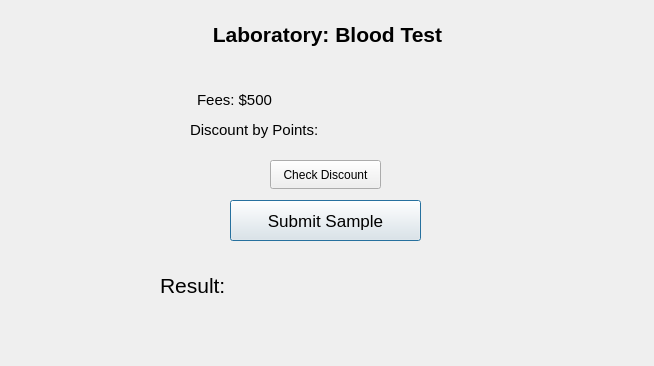
Qt form dobloodtestwindow.ui (KirolousFouty/Hospital_Project) before a commit.
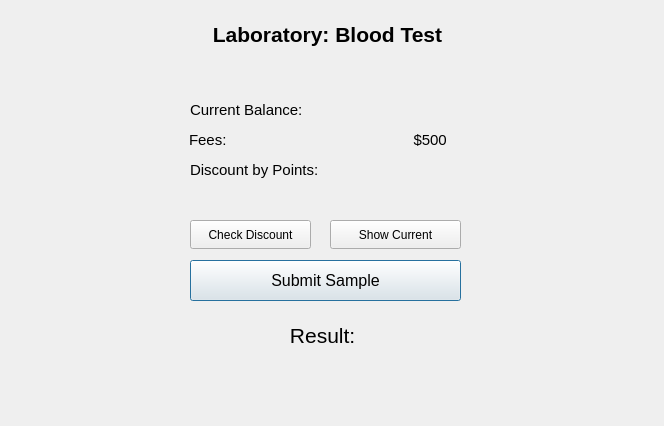
The same form after that commit.

Diff of the .ui file:
```diff
--- a/dobloodtestwindow.ui
+++ b/dobloodtestwindow.ui
@@ -6,8 +6,8 @@
    <rect>
     <x>0</x>
     <y>0</y>
-    <width>654</width>
-    <height>366</height>
+    <width>664</width>
+    <height>426</height>
    </rect>
   </property>
   <property name="windowTitle">
@@ -16,15 +16,15 @@
   <widget class="QPushButton" name="submitSampleButton">
    <property name="geometry">
     <rect>
-     <x>230</x>
-     <y>200</y>
-     <width>191</width>
+     <x>190</x>
+     <y>260</y>
+     <width>271</width>
      <height>41</height>
     </rect>
    </property>
    <property name="font">
     <font>
-     <pointsize>13</pointsize>
+     <pointsize>12</pointsize>
     </font>
    </property>
    <property name="text">
@@ -56,9 +56,9 @@
   <widget class="QLabel" name="resultDisplay">
    <property name="geometry">
     <rect>
-     <x>160</x>
-     <y>270</y>
-     <width>321</width>
+     <x>190</x>
+     <y>320</y>
+     <width>271</width>
      <height>31</height>
     </rect>
    </property>
@@ -70,13 +70,16 @@
    <property name="text">
     <string>Result: </string>
    </property>
+   <property name="alignment">
+    <set>Qt::AlignCenter</set>
+   </property>
   </widget>
   <widget class="QLabel" name="feesTitle">
    <property name="geometry">
     <rect>
-     <x>184</x>
-     <y>90</y>
-     <width>101</width>
+     <x>189</x>
+     <y>130</y>
+     <width>261</width>
      <height>20</height>
     </rect>
    </property>
@@ -86,17 +89,17 @@
     </font>
    </property>
    <property name="text">
-    <string>Fees: $500</string>
+    <string>Fees:                                             $500</string>
    </property>
    <property name="alignment">
-    <set>Qt::AlignCenter</set>
+    <set>Qt::AlignLeading|Qt::AlignLeft|Qt::AlignVCenter</set>
    </property>
   </widget>
   <widget class="QLabel" name="discountTitle">
    <property name="geometry">
     <rect>
      <x>190</x>
-     <y>120</y>
+     <y>160</y>
      <width>161</width>
      <height>20</height>
     </rect>
@@ -114,24 +117,29 @@
    <property name="geometry">
     <rect>
      <x>370</x>
-     <y>120</y>
+     <y>160</y>
      <width>111</width>
      <height>20</height>
     </rect>
    </property>
+   <property name="font">
+    <font>
+     <pointsize>11</pointsize>
+    </font>
+   </property>
    <property name="text">
     <string/>
    </property>
    <property name="alignment">
-    <set>Qt::AlignRight|Qt::AlignTrailing|Qt::AlignVCenter</set>
+    <set>Qt::AlignCenter</set>
    </property>
   </widget>
   <widget class="QPushButton" name="checkDiscountButton">
    <property name="geometry">
     <rect>
-     <x>270</x>
-     <y>160</y>
-     <width>111</width>
+     <x>190</x>
+     <y>220</y>
+     <width>121</width>
      <height>29</height>
     </rect>
    </property>
@@ -139,6 +147,58 @@
     <string>Check Discount</string>
    </property>
   </widget>
+  <widget class="QPushButton" name="showCurrentButton">
+   <property name="geometry">
+    <rect>
+     <x>330</x>
+     <y>220</y>
+     <width>131</width>
+     <height>29</height>
+    </rect>
+   </property>
+   <property name="text">
+    <string>Show Current</string>
+   </property>
+  </widget>
+  <widget class="QLabel" name="currentBalanceTitle">
+   <property name="geometry">
+    <rect>
+     <x>190</x>
+     <y>100</y>
+     <width>151</width>
+     <height>20</height>
+    </rect>
+   </property>
+   <property name="font">
+    <font>
+     <pointsize>11</pointsize>
+    </font>
+   </property>
+   <property name="text">
+    <string>Current Balance:</string>
+   </property>
+  </widget>
+  <widget class="QLabel" name="currentBalanceDisplay">
+   <property name="geometry">
+    <rect>
+     <x>370</x>
+     <y>100</y>
+     <width>111</width>
+     <height>20</height>
+    </rect>
+   </property>
+   <property name="font">
+    <font>
+     <pointsize>11</pointsize>
+    </font>
+   </property>
+   <property name="text">
+    <string/>
+   </property>
+   <property name="alignment">
+    <set>Qt::AlignCenter</set>
+   </property>
+  </widget>
  </widget>
  <resources/>
  <connections/>
```
